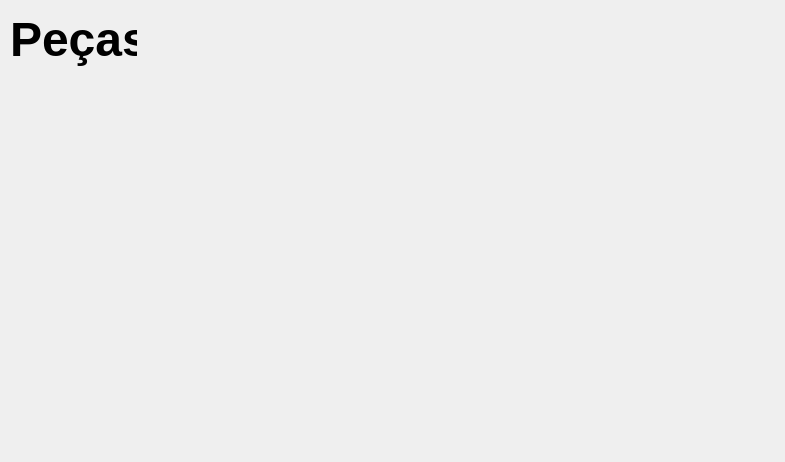
The window that view/pecas.ui (imora97/gerenciador-de-vendas-1) describes before a commit, drawn with Qt 5.
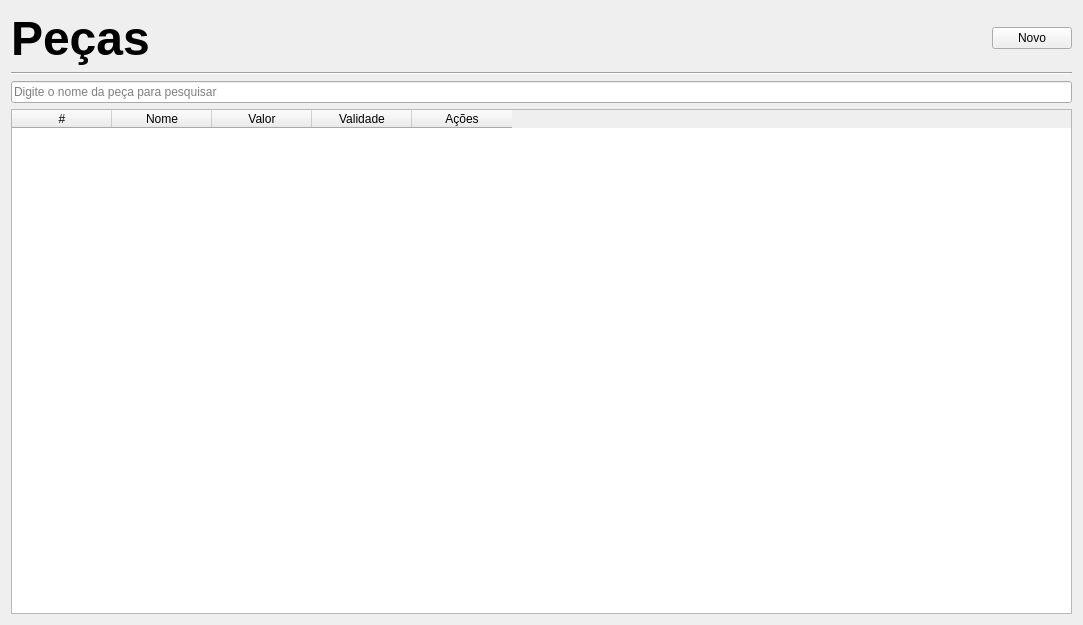
The same window after the commit.

The edit to the form file:
```diff
--- a/view/pecas.ui
+++ b/view/pecas.ui
@@ -6,22 +6,18 @@
    <rect>
     <x>0</x>
     <y>0</y>
-    <width>785</width>
-    <height>462</height>
+    <width>1083</width>
+    <height>625</height>
    </rect>
   </property>
   <property name="windowTitle">
    <string>Form</string>
   </property>
+  <layout class="QVBoxLayout" name="verticalLayout">
+   <item>
+    <layout class="QHBoxLayout" name="horizontalLayout">
+     <item>
   <widget class="QLabel" name="label">
-   <property name="geometry">
-    <rect>
-     <x>10</x>
-     <y>10</y>
-     <width>127</width>
-     <height>58</height>
-    </rect>
-   </property>
    <property name="font">
     <font>
      <pointsize>36</pointsize>
@@ -32,6 +28,73 @@
     <string>Peças</string>
    </property>
   </widget>
+     </item>
+     <item>
+      <spacer name="horizontalSpacer">
+       <property name="orientation">
+        <enum>Qt::Horizontal</enum>
+       </property>
+       <property name="sizeHint" stdset="0">
+        <size>
+         <width>40</width>
+         <height>20</height>
+        </size>
+       </property>
+      </spacer>
+     </item>
+     <item>
+      <widget class="QPushButton" name="novo_btn">
+       <property name="text">
+        <string>Novo</string>
+       </property>
+      </widget>
+     </item>
+    </layout>
+   </item>
+   <item>
+    <widget class="Line" name="line">
+     <property name="orientation">
+      <enum>Qt::Horizontal</enum>
+     </property>
+    </widget>
+   </item>
+   <item>
+    <widget class="QLineEdit" name="campo_pesquisa">
+     <property name="placeholderText">
+      <string>Digite o nome da peça para pesquisar</string>
+     </property>
+    </widget>
+   </item>
+   <item>
+    <widget class="QTableWidget" name="tabela">
+     <column>
+      <property name="text">
+       <string>#</string>
+      </property>
+     </column>
+     <column>
+      <property name="text">
+       <string>Nome</string>
+      </property>
+     </column>
+     <column>
+      <property name="text">
+       <string>Valor</string>
+      </property>
+     </column>
+     <column>
+      <property name="text">
+       <string>Validade</string>
+      </property>
+     </column>
+     <column>
+      <property name="text">
+       <string>Ações</string>
+      </property>
+     </column>
+    </widget>
+   </item>
+  </layout>
  </widget>
  <resources/>
  <connections/>
```
Lines whose indentation alone changed are shown as unchanged.
